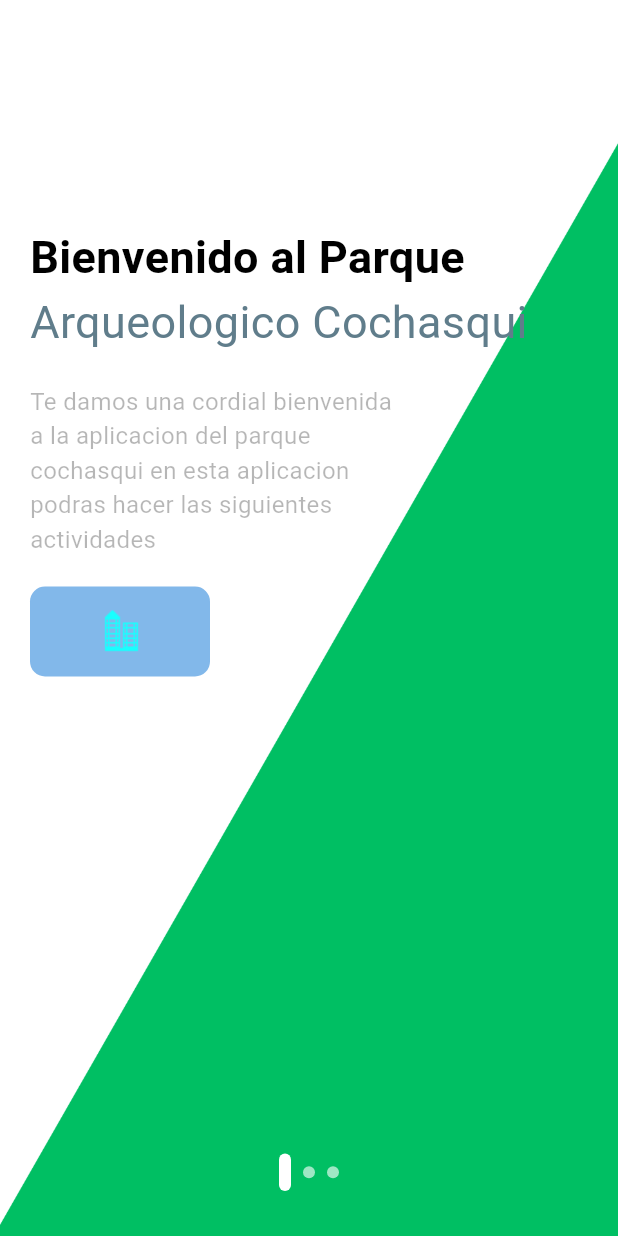
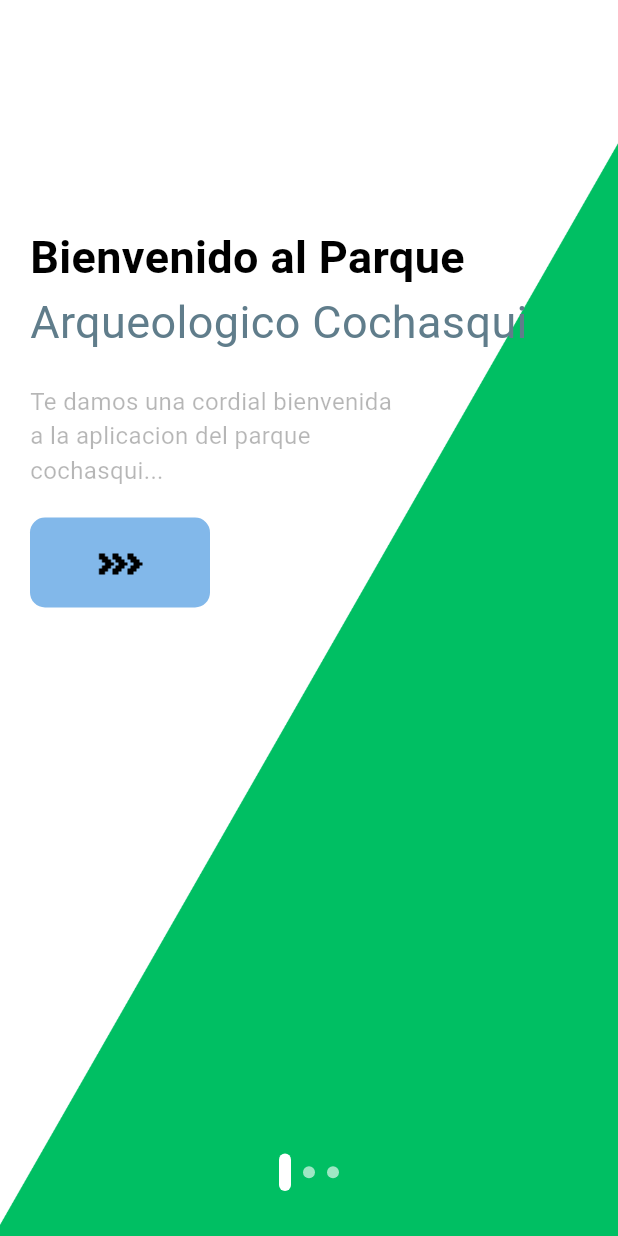
Before and after one commit to WesitosFsa/Karmadame, a Flutter app: the screen it shows after launch, on a phone screen of 412 x 824 dp. Run offline on Flutter 3.47's test engine with Material 3 defaults, Android fonts, the phone set to English and light mode, and no system bars.

Commit message:
detalles en boton

```diff
--- a/cochasqui_mitad_del_mundo/lib/screens/welcome_cochasqui_screen.dart
+++ b/cochasqui_mitad_del_mundo/lib/screens/welcome_cochasqui_screen.dart
@@ -5,61 +5,59 @@ import 'package:flutter/material.dart';
 import 'package:flutter/rendering.dart';
 
 class WelcomeCochasquiScreen extends StatefulWidget {
-  const WelcomeCochasquiScreen({Key? key}) : super(key:key);
+  const WelcomeCochasquiScreen({Key? key}) : super(key: key);
+
   @override
   State<WelcomeCochasquiScreen> createState() => _WelcomeCochasquiScreen();
 }
 
 class _WelcomeCochasquiScreen extends State<WelcomeCochasquiScreen> {
-  //Creamos el slider de bienvenida de la pagina
-  List slidertextotitulo =[
+  final PageController _pageController = PageController();
+  int _currentPage = 0;
+
+  List slidertextotitulo = [
     "Bienvenido al Parque",
     "Mapa Interactivo",
     "Realidad Aumentada",
   ];
-  List slidertextosubtitulo =[
+  List slidertextosubtitulo = [
     "Arqueologico Cochasqui",
     "Disfruta del Camino",
     "Experiencia inmersiva",
   ];
-  List slidertexto =[
-    "Te damos una cordial bienvenida a la aplicacion del parque cochasqui en esta aplicacion podras hacer las siguientes actividades",
-    "Mediante el mapa interactivo podras recorrer cada una de la rutas y mirar cada una de estas piramides e informate sobre la cultura caranqui",
-    "Disfruta de modelos 3d sobre las piramides y los objetos del museo para interactuar y ver informacion de estos",
-
+  List slidertexto = [
+    "Te damos una cordial bienvenida a la aplicacion del parque cochasqui...",
+    "Mediante el mapa interactivo podras recorrer cada una de la rutas...",
+    "Disfruta de modelos 3d sobre las piramides y los objetos del museo...",
   ];
-  List sliderimagenes =[
+  List sliderimagenes = [
     "slider1.png",
     "slider2.png",
     "slider3.png",
+  ];
 
-  ];
   @override
-
   Widget build(BuildContext context) {
     return Scaffold(
       body: PageView.builder(
-        //Direccion dde el slider en este caso horizontal
+        controller: _pageController,
         scrollDirection: Axis.horizontal,
-        //Cuantos items vamos a tener en nuestro slider
         itemCount: sliderimagenes.length,
-        // se ejeecutara desde 0 y recorrera la lista de imagenes
-        itemBuilder: (_, index){
-        //lOS ELEMENTOS Y EL ALTO Y MAXIMO DE LA PANTALLA
+        onPageChanged: (index) {
+          setState(() {
+            _currentPage = index;
+          });
+        },
+        itemBuilder: (_, index) {
           return Container(
             width: double.maxFinite,
             height: double.maxFinite,
             decoration: BoxDecoration(
               image: DecorationImage(
-              image: AssetImage(
-                    "assets/images/"+sliderimagenes[index]
-
+                image: AssetImage("assets/images/" + sliderimagenes[index]),
+                fit: BoxFit.cover,
               ),
-              //cubra toda la pantalla
-              fit: BoxFit.cover
-              )
             ),
-          //Texto en mi imagen
             child: Stack(
               children: [
                 Container(
@@ -68,14 +66,37 @@ class _WelcomeCochasquiScreen extends State<WelcomeCochasquiScreen> {
                     crossAxisAlignment: CrossAxisAlignment.start,
                     children: [
                       text_bold(text: slidertextotitulo[index]),
-                    text_simple(text: slidertextosubtitulo[index], color: Colors.blueGrey, size: 30),
+                      text_simple(
+                          text: slidertextosubtitulo[index],
+                          color: Colors.blueGrey,
+                          size: 30),
                       SizedBox(height: 20),
                       Container(
                         width: 250,
                         child: text_simple(text: slidertexto[index]),
                       ),
                       SizedBox(height: 20),
-                    ButtonR(width: 120),
+                      ButtonR(
+                        width: 120,
+                        showIcon: _currentPage < 2,
+
+                        text: _currentPage < 2 ? null : "Empezar",
+                        onTap: () {
+                          if (_currentPage < 2) {
+                            _pageController.animateToPage(
+                              _currentPage + 1,
+                              duration: Duration(milliseconds: 400),
+                              curve: Curves.easeInOut,
+                            );
+                          } else {
+                            // TODO: Navegar a la pantalla de inicio de sesión
+                            // Navigator.pushReplacement(
+                            //   context,
+                            //   MaterialPageRoute(builder: (context) => LoginScreen()),
+                            // );
+                          }
+                        },
+                      ),
                     ],
                   ),
                 ),
@@ -89,10 +110,10 @@ class _WelcomeCochasquiScreen extends State<WelcomeCochasquiScreen> {
                         return Container(
                           margin: const EdgeInsets.symmetric(horizontal: 4),
                           width: 8,
-                        height: index == indexDots ? 25 : 8,
+                          height: _currentPage == indexDots ? 25 : 8,
                           decoration: BoxDecoration(
                             borderRadius: BorderRadius.circular(8),
-                          color: index == indexDots
+                            color: _currentPage == indexDots
                                 ? Colors.white
                                 : const Color.fromARGB(158, 255, 255, 255),
                           ),
@@ -103,9 +124,9 @@ class _WelcomeCochasquiScreen extends State<WelcomeCochasquiScreen> {
                 ),
               ],
             ),
-
           );
-      }),
+        },
+      ),
     );
   }
 }
--- a/cochasqui_mitad_del_mundo/lib/widgets/buttonR.dart
+++ b/cochasqui_mitad_del_mundo/lib/widgets/buttonR.dart
@@ -2,25 +2,47 @@ import 'package:flutter/material.dart';
 
 class ButtonR extends StatelessWidget {
   bool? isResponsive;
-  //Esto es opcional puede que se eapruebe o no se pone estos parametros porque vamos a utilizar el boton en varias partes de la app
   double? width;
-  ButtonR({Key? key
-  ,this.width, this.isResponsive=false}) : super(key:key);
+  final VoidCallback? onTap;
+  String? text;
+  final bool showIcon; // 👈 Nueva propiedad
+
+  ButtonR({
+    Key? key,
+    this.width,
+    this.isResponsive = false,
+    this.onTap,
+    this.text,
+    this.showIcon = true, // 👈 Valor por defecto: muestra ícono
+  }) : super(key: key);
 
   @override
   Widget build(BuildContext context) {
-    return Container(
+    return GestureDetector(
+      onTap: onTap,
+      child: Container(
         width: width,
         height: 60,
         decoration: BoxDecoration(
           borderRadius: BorderRadius.circular(10),
-        color: const Color.fromARGB(186, 83, 157, 226)
+          color: const Color.fromARGB(186, 83, 157, 226),
         ),
         child: Row(
           mainAxisAlignment: MainAxisAlignment.center,
           children: [
-          Image.asset("assets/images/icono.png")
+            if (showIcon) Image.asset("assets/images/icono.png"), // 👈 Solo si showIcon es true
+            if (text != null) ...[
+              if (showIcon) const SizedBox(width: 10), // 👈 Espacio solo si hay ícono
+              Text(
+                text!,
+                style: const TextStyle(
+                  color: Colors.white,
+                  fontSize: 16,
+                ),
+              ),
             ],
+          ],
+        ),
       ),
     );
   }
```
Also changed, not shown: cochasqui_mitad_del_mundo/assets/images/icono.png. Lines whose indentation alone changed are shown as unchanged.
